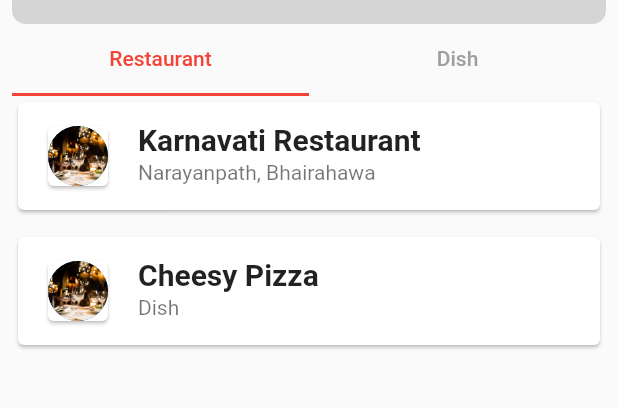
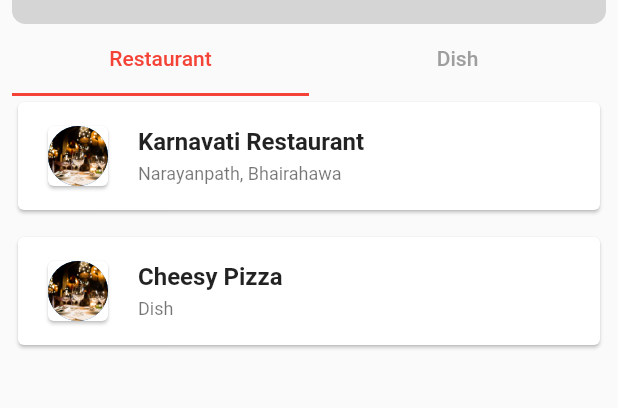
Before and after one commit to siva5271/task_1, a Flutter app: the screen it shows after launch, on a phone screen of 412 x 824 dp, the part 66-474 px from its top. Run offline on Flutter 3.47's test engine with Material 2 defaults, Android fonts, the phone set to English and light mode, and no system bars; our stand-ins replace get.

Commit message:
finish project

```diff
--- a/lib/restaurant_list.dart
+++ b/lib/restaurant_list.dart
@@ -1,6 +1,8 @@
 import 'package:flutter/material.dart';
 import 'package:flutter/src/widgets/framework.dart';
 import 'package:flutter/src/widgets/placeholder.dart';
+import 'package:get/get.dart';
+import 'package:task_1/confirmation_page.dart';
 import 'package:task_1/db/restaurant_data_model.dart';
 
 class RestaurantList extends StatelessWidget {
@@ -16,6 +18,7 @@ class RestaurantList extends StatelessWidget {
         itemBuilder: (contetx, index) => Card(
               color: Colors.white,
               child: ListTile(
+                onTap: () => Get.to(() => const ConfirmationPage()),
                 shape: RoundedRectangleBorder(
                     borderRadius: BorderRadius.circular(50)),
                 leading: const Card(
@@ -24,9 +27,12 @@ class RestaurantList extends StatelessWidget {
                 title: Text(
                   resturantList[index].name,
                   style: const TextStyle(
-                      fontSize: 20, fontWeight: FontWeight.bold),
+                      fontSize: 16, fontWeight: FontWeight.bold),
                 ),
-                subtitle: Text(resturantList[index].location),
+                subtitle: Text(
+                  resturantList[index].location,
+                  style: const TextStyle(fontSize: 12),
+                ),
               ),
             ),
         separatorBuilder: (context, index) => const SizedBox(height: 10),
```
Also changed, not shown: lib/confirmation_page.dart (added, +30 -0 lines), assets/tick.webp (added).
